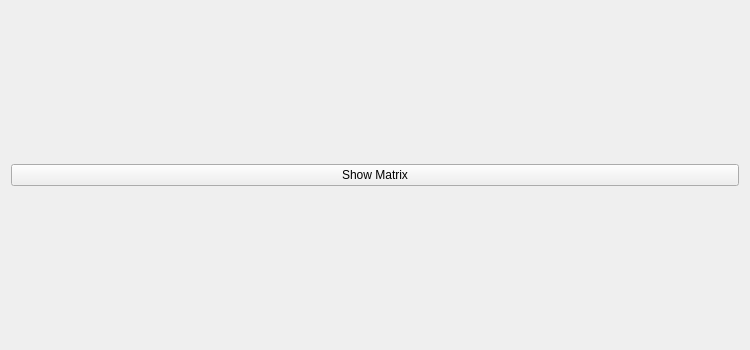
Before: the Qt Designer form ui/page/Analyser.ui in JoelZhu/CANTool, drawn with Qt 5.
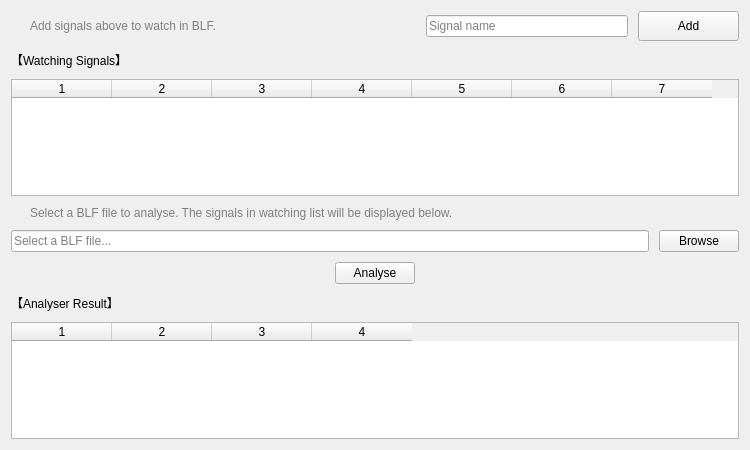
After: the same form once the commit is applied.

```diff
--- a/ui/page/Analyser.ui
+++ b/ui/page/Analyser.ui
@@ -7,7 +7,7 @@
                 <x>0</x>
                 <y>0</y>
                 <width>750</width>
-                <height>350</height>
+                <height>450</height>
             </rect>
         </property>
         <layout class="QGridLayout" name="gridLayout">
@@ -18,20 +18,208 @@
                 <number>10</number>
             </property>
 
-            <!-- 第 0 行：刷新按钮 -->
-            <item row="0" column="1">
-                <widget class="QPushButton" name="btnRefresh" alignment="Qt::AlignHCenter">
+            <!-- 第 0 行：提示标签 + 输入框 + 添加按钮 -->
+            <item row="0" column="0" colspan="4">
+                <widget class="QLabel" name="labelAddHint">
+                    <property name="text">
+                        <string>Add signals above to watch in BLF.</string>
+                    </property>
+                    <property name="wordWrap">
+                        <bool>true</bool>
+                    </property>
+                    <property name="styleSheet">
+                        <string notr="true">color: gray; font-size: 9pt; padding-left: 16px; text-align: left</string>
+                    </property>
+                    <property name="sizePolicy">
+                        <sizepolicy hsizetype="Expanding" vsizetype="Fixed">
+                            <horstretch>4</horstretch>
+                            <verstretch>0</verstretch>
+                        </sizepolicy>
+                    </property>
+                </widget>
+            </item>
+            <item row="0" column="4" colspan="4">
+                <widget class="QLineEdit" name="editSignalName">
+                    <property name="placeholderText">
+                        <string>Signal name</string>
+                    </property>
+                    <property name="sizePolicy">
+                        <sizepolicy hsizetype="Expanding" vsizetype="Fixed">
+                            <horstretch>2</horstretch>
+                            <verstretch>0</verstretch>
+                        </sizepolicy>
+                    </property>
+                    <property name="minimumSize">
+                        <size>
+                            <width>80</width>
+                            <height>0</height>
+                        </size>
+                    </property>
+                </widget>
+            </item>
+            <item row="0" column="8" colspan="2">
+                <widget class="QPushButton" name="addButton">
+                    <property name="text">
+                        <string>Add</string>
+                    </property>
+                    <property name="sizePolicy">
+                        <sizepolicy hsizetype="Expanding" vsizetype="Fixed">
+                            <horstretch>2</horstretch>
+                            <verstretch>0</verstretch>
+                        </sizepolicy>
+                    </property>
+                    <property name="minimumSize">
+                        <size>
+                            <width>60</width>
+                            <height>30</height>
+                        </size>
+                    </property>
+                </widget>
+            </item>
+
+            <!-- 第 1 行：关注列表标题 -->
+            <item row="1" column="0" colspan="10">
+                <widget class="QLabel" name="labelWatcher">
+                    <property name="text">
+                        <string>【Watching Signals】</string>
+                    </property>
+                </widget>
+            </item>
+
+            <!-- 第 2 行：关注列表 -->
+            <item row="2" column="0" colspan="10">
+                <widget class="QTableWidget" name="tableWatch">
+                    <property name="columnCount">
+                        <number>7</number>
+                    </property>
+                    <attribute name="horizontalHeaderVisible">
+                        <bool>true</bool>
+                    </attribute>
+                    <attribute name="verticalHeaderVisible">
+                        <bool>true</bool>
+                    </attribute>
+                    <property name="horizontalHeaderLabels">
+                        <stringlist>
+                            <string>CAN_ID</string>
+                            <string>MessageName</string>
+                            <string>StartBit</string>
+                            <string>BitLength</string>
+                            <string>Factor</string>
+                            <string>Offset</string>
+                            <string>Delete</string>
+                        </stringlist>
+                    </property>
+                </widget>
+            </item>
+
+            <!-- 第 3 行：文件选择框提示 -->
+            <item row="3" column="0" colspan="10">
+                <widget class="QLabel" name="labelBLFHint">
+                    <property name="text">
+                        <string>Select a BLF file to analyse. The signals in watching list will be displayed below.</string>
+                    </property>
+                    <property name="wordWrap">
+                        <bool>true</bool>
+                    </property>
+                    <property name="styleSheet">
+                        <string notr="true">color: gray; font-size: 9pt; padding-left: 16px; text-align: left</string>
+                    </property>
+                </widget>
+            </item>
+
+            <!-- 第 4 行：文件选择框 -->
+            <item row="4" column="0" colspan="10">
+                <layout class="QHBoxLayout" name="fileLayout">
+                    <item>
+                        <widget class="QLineEdit" name="filePathEdit">
+                            <property name="placeholderText">
+                                <string>Select a BLF file...</string>
+                            </property>
+                        </widget>
+                    </item>
+                    <item>
+                        <widget class="QPushButton" name="browseButton">
+                            <property name="text">
+                                <string>Browse</string>
+                            </property>
+                            <property name="sizePolicy">
+                                <sizepolicy hsizetype="Fixed" vsizetype="Fixed">
+                                    <horstretch>0</horstretch>
+                                    <verstretch>0</verstretch>
+                                </sizepolicy>
+                            </property>
+                        </widget>
+                    </item>
+                </layout>
+            </item>
+
+            <!-- 第 5 行：分析按钮 -->
+            <item row="5" column="0" colspan="10" alignment="Qt::AlignHCenter">
+                <widget class="QPushButton" name="analyseButton">
+                    <property name="text">
+                        <string>Analyse</string>
+                    </property>
                     <property name="sizePolicy">
                         <sizepolicy hsizetype="Preferred" vsizetype="Fixed">
                             <horstretch>0</horstretch>
                             <verstretch>0</verstretch>
                         </sizepolicy>
                     </property>
+                </widget>
+            </item>
+
+            <!-- 第 6 行：分析结果标题 -->
+            <item row="6" column="0" colspan="10">
+                <widget class="QLabel" name="labelResult">
                     <property name="text">
-                        <string>Show Matrix</string>
+                        <string>【Analyser Result】</string>
                     </property>
                 </widget>
             </item>
+
+            <!-- 第 7 行：结果表格 -->
+            <item row="7" column="0" colspan="10">
+                <widget class="QTableWidget" name="tableResult">
+                    <property name="columnCount">
+                        <number>4</number>
+                    </property>
+                    <attribute name="horizontalHeaderVisible">
+                        <bool>true</bool>
+                    </attribute>
+                    <attribute name="verticalHeaderVisible">
+                        <bool>true</bool>
+                    </attribute>
+                    <property name="horizontalHeaderLabels">
+                        <stringlist>
+                            <string>Timestamp</string>
+                            <string>MessageName</string>
+                            <string>RawValue</string>
+                            <string>PhysicalValue</string>
+                        </stringlist>
+                    </property>
+                </widget>
+            </item>
+
+            <!-- 底部 Spacer（吸收剩余垂直空间） -->
+            <item row="8" column="0" colspan="10">
+                <spacer name="bottomSpacer">
+                    <property name="orientation">
+                        <enum>Qt::Vertical</enum>
+                    </property>
+                    <property name="sizeHint" stdset="0">
+                        <size>
+                            <width>20</width>
+                            <height>0</height>
+                        </size>
+                    </property>
+                    <property name="sizePolicy">
+                        <sizepolicy hsizetype="Minimum" vsizetype="Expanding">
+                            <horstretch>0</horstretch>
+                            <verstretch>1</verstretch>
+                        </sizepolicy>
+                    </property>
+                </spacer>
+            </item>
         </layout>
     </widget>
     <resources/>
```
